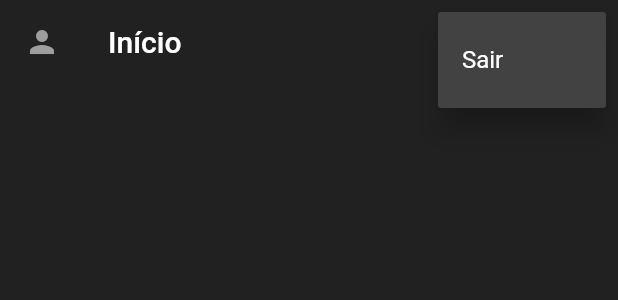
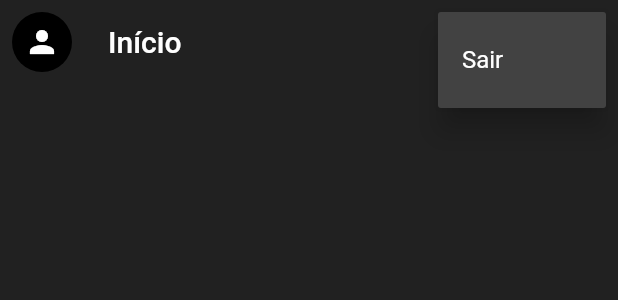
Before and after one commit to Mr-Martini/smart_porta, a Flutter app: the HomeAppBar widget shown alone on an empty page, opened directly, after a tap on the "more vert" icon, on a phone screen of 412 x 824 dp. Shown: the top 300 px of the screen. Run offline on Flutter 3.47's test engine with Material 2 defaults, Android fonts, the phone set to English and light mode, and no system bars; our stand-ins replace bloc, cloud_firestore, equatable, firebase_auth, firebase_core, flutter_bloc and 4 more; missing offline and left inert: flutter_barcode_scanner; accounts and stored records are empty.

Commit message:
added user_photo_bloc.dart

```diff
--- a/lib/features/core/exceptions/exceptions.dart
+++ b/lib/features/core/exceptions/exceptions.dart
@@ -6,3 +6,5 @@ class NoUserException implements Exception {}
 class QRCodeException implements Exception {}
 
 class QRCanceledException implements Exception {}
+
+class NoPhotoUrlException implements Exception {}
--- a/lib/features/core/failures/failure.dart
+++ b/lib/features/core/failures/failure.dart
@@ -16,3 +16,5 @@ class NoUserFailure extends Failure {}
 class QRCodeCanceledFailure extends Failure {}
 
 class QRCodeFailure extends Failure {}
+
+class NoPhotoUrlFailure extends Failure {}
--- /dev/null
+++ b/lib/features/core/usecases/usecase.dart
@@ -0,0 +1,6 @@
+import 'package:multiple_result/multiple_result.dart';
+import 'package:smart_porta/features/core/failures/failure.dart';
+
+abstract class UseCase<Type, Params> {
+  Result<Failure, Type> call(Params params);
+}
--- /dev/null
+++ b/lib/features/user_photo/data/data_sources/user_photo_remote_datasource.dart
@@ -0,0 +1,28 @@
+import 'package:firebase_auth/firebase_auth.dart';
+import 'package:smart_porta/features/core/exceptions/exceptions.dart';
+import 'package:smart_porta/features/user_photo/data/models/user_photo_model.dart';
+
+abstract class UserPhotoRemoteDataSource {
+  UserPhotoModel getPhoto();
+}
+
+class UserPhotoRemoteDataSourceImpl implements UserPhotoRemoteDataSource {
+
+  final FirebaseAuth auth;
+
+  UserPhotoRemoteDataSourceImpl({required this.auth});
+
+  @override
+  UserPhotoModel getPhoto() {
+
+    final User? user = auth.currentUser;
+
+    if (user == null) throw NoUserException();
+
+    final String? url = user.photoURL;
+
+    if (url == null) throw NoPhotoUrlException();
+
+    return UserPhotoModel.fromUrl(url);
+  }
+}
--- /dev/null
+++ b/lib/features/user_photo/data/repositories/user_photo_repository_impl.dart
@@ -0,0 +1,26 @@
+import 'package:multiple_result/multiple_result.dart';
+import 'package:smart_porta/features/core/exceptions/exceptions.dart';
+import 'package:smart_porta/features/core/failures/failure.dart';
+import 'package:smart_porta/features/user_photo/data/data_sources/user_photo_remote_datasource.dart';
+import 'package:smart_porta/features/user_photo/domain/entities/user_photo.dart';
+import 'package:smart_porta/features/user_photo/domain/repositories/user_photo_repository.dart';
+
+class UserPhotoRepositoryImpl implements UserPhotoRepository {
+  final UserPhotoRemoteDataSource dataSource;
+
+  UserPhotoRepositoryImpl({required this.dataSource});
+
+  @override
+  Result<Failure, UserPhoto> getPhoto() {
+    try {
+      final result = dataSource.getPhoto();
+      return Success(result);
+    } on NoUserException {
+      return Error(NoUserFailure());
+    } on NoPhotoUrlException {
+      return Error(NoPhotoUrlFailure());
+    } catch (err) {
+      return Error(UnknownFailure());
+    }
+  }
+}
--- /dev/null
+++ b/lib/features/user_photo/domain/entities/user_photo.dart
@@ -0,0 +1,12 @@
+import 'package:equatable/equatable.dart';
+
+class UserPhoto extends Equatable {
+
+  final String url;
+
+  UserPhoto({required this.url});
+
+  @override
+  List<Object?> get props => [url];
+
+}
--- /dev/null
+++ b/lib/features/user_photo/domain/use_cases/user_photo_usecase.dart
@@ -0,0 +1,19 @@
+import 'package:multiple_result/multiple_result.dart';
+import 'package:smart_porta/features/core/failures/failure.dart';
+import 'package:smart_porta/features/core/params/no_params.dart';
+import 'package:smart_porta/features/core/usecases/usecase.dart';
+import 'package:smart_porta/features/user_photo/domain/entities/user_photo.dart';
+import 'package:smart_porta/features/user_photo/domain/repositories/user_photo_repository.dart';
+
+class UserPhotoUseCase extends UseCase<UserPhoto, NoParams> {
+
+  final UserPhotoRepository repository;
+
+  UserPhotoUseCase({required this.repository});
+
+  @override
+  Result<Failure, UserPhoto> call(NoParams params) {
+    return repository.getPhoto();
+  }
+
+}
--- /dev/null
+++ b/lib/features/user_photo/presentation/bloc/user_photo_bloc.dart
@@ -0,0 +1,38 @@
+import 'dart:async';
+
+import 'package:bloc/bloc.dart';
+import 'package:equatable/equatable.dart';
+import 'package:multiple_result/multiple_result.dart';
+import 'package:smart_porta/features/core/failures/failure.dart';
+import 'package:smart_porta/features/core/params/no_params.dart';
+import 'package:smart_porta/features/user_photo/domain/entities/user_photo.dart';
+import 'package:smart_porta/features/user_photo/domain/use_cases/user_photo_usecase.dart';
+
+part 'user_photo_event.dart';
+part 'user_photo_state.dart';
+
+class UserPhotoBloc extends Bloc<UserPhotoEvent, UserPhotoState> {
+  final UserPhotoUseCase getPhoto;
+
+  UserPhotoBloc({
+    required this.getPhoto,
+  }) : super(UserPhotoInitial());
+
+  @override
+  Stream<UserPhotoState> mapEventToState(
+    UserPhotoEvent event,
+  ) async* {
+    if (event is UserPhotoGetPhoto) {
+      final result = getPhoto(NoParams());
+      yield* _eitherLoadedOrError(result);
+    }
+  }
+
+  Stream<UserPhotoState> _eitherLoadedOrError(
+      Result<Failure, UserPhoto> result) async* {
+    yield result.when(
+      (Failure failure) => UserPhotoError(failure: failure),
+      (UserPhoto user) => UserPhotoLoaded(url: user.url),
+    );
+  }
+}
--- /dev/null
+++ b/lib/features/user_photo/presentation/bloc/user_photo_event.dart
@@ -0,0 +1,10 @@
+part of 'user_photo_bloc.dart';
+
+abstract class UserPhotoEvent extends Equatable {
+  const UserPhotoEvent();
+}
+
+class UserPhotoGetPhoto extends UserPhotoEvent {
+  @override
+  List<Object?> get props => [];
+}
--- /dev/null
+++ b/lib/features/user_photo/presentation/bloc/user_photo_state.dart
@@ -0,0 +1,32 @@
+part of 'user_photo_bloc.dart';
+
+abstract class UserPhotoState extends Equatable {
+  const UserPhotoState();
+}
+
+class UserPhotoInitial extends UserPhotoState {
+  @override
+  List<Object> get props => [];
+}
+
+class UserPhotoLoaded extends UserPhotoState {
+
+  final String url;
+
+  UserPhotoLoaded({required this.url});
+
+  @override
+  List<Object?> get props => [url];
+
+}
+
+class UserPhotoError extends UserPhotoState {
+
+  final Failure failure;
+
+  UserPhotoError({required this.failure});
+
+  @override
+  List<Object?> get props => [failure];
+
+}
--- /dev/null
+++ b/lib/features/user_photo/presentation/widgets/user_photo_avatar.dart
@@ -0,0 +1,63 @@
+import 'package:flutter/material.dart';
+import 'package:flutter_bloc/flutter_bloc.dart';
+import 'package:smart_porta/dependency_injector.dart' show sl;
+import 'package:smart_porta/features/core/failures/failure.dart';
+import 'package:smart_porta/features/user_photo/presentation/bloc/user_photo_bloc.dart';
+
+class UserPhotoAvatar extends StatelessWidget {
+  const UserPhotoAvatar({Key? key}) : super(key: key);
+
+  @override
+  Widget build(BuildContext context) {
+    return BlocProvider(
+      create: (context) => sl.get<UserPhotoBloc>()..add(UserPhotoGetPhoto()),
+      child: Builder(
+        builder: (context) {
+          return BlocBuilder<UserPhotoBloc, UserPhotoState>(
+            builder: (context, state) {
+              if (state is UserPhotoLoaded) {
+                return Padding(
+                  padding: const EdgeInsets.all(8.0),
+                  child: CircleAvatar(
+                    backgroundImage: NetworkImage(state.url),
+                    backgroundColor: Colors.transparent,
+                  ),
+                );
+              } else if (state is UserPhotoError) {
+                final Failure failure = state.failure;
+
+                if (failure is NoUserFailure) {
+                  return Padding(
+                    padding: const EdgeInsets.all(8.0),
+                    child: Text("Deslogado"),
+                  );
+                } else if (failure is NoPhotoUrlFailure) {
+                  return Padding(
+                    padding: const EdgeInsets.all(8.0),
+                    child: CircleAvatar(
+                      child: Icon(Icons.person),
+                    ),
+                  );
+                }
+
+                return Padding(
+                  padding: const EdgeInsets.all(8.0),
+                  child: CircleAvatar(
+                    child: Icon(Icons.error),
+                  ),
+                );
+              }
+
+              return Padding(
+                padding: const EdgeInsets.all(8.0),
+                child: CircleAvatar(
+                  child: Icon(Icons.person),
+                ),
+              );
+            },
+          );
+        },
+      ),
+    );
+  }
+}
--- a/lib/home_app_bar.dart
+++ b/lib/home_app_bar.dart
@@ -2,6 +2,7 @@ import 'package:flutter/material.dart';
 import 'package:firebase_auth/firebase_auth.dart';
 import 'package:google_sign_in/google_sign_in.dart';
 import 'package:flutter/services.dart';
+import 'package:smart_porta/features/user_photo/presentation/widgets/user_photo_avatar.dart';
 
 enum Options { profile, menu, sair, entrar }
 
@@ -63,7 +64,6 @@ class _HomeAppBarState extends State<HomeAppBar> {
           ),
           onPressed: _signIn,
         );
-        break;
       case Options.sair:
         return TextButton(
           child: Text(
@@ -150,7 +150,7 @@ class _HomeAppBarState extends State<HomeAppBar> {
   @override
   Widget build(BuildContext context) {
     return AppBar(
-      leading: userInfo(Options.profile),
+      leading: UserPhotoAvatar(),
       title: Text('Início'),
       actions: [
         userInfo(Options.menu),
--- a/lib/screens/dashboard.dart
+++ b/lib/screens/dashboard.dart
@@ -13,7 +13,7 @@ class DashboardScreen extends StatelessWidget {
   Widget build(BuildContext context) {
     return Scaffold(
       appBar: HomeAppBar(),
-      body: HomeBody(),
+      body: DashboardBody(),
       floatingActionButton: ScanDeviceButton(),
     );
   }
```
Also changed, not shown: lib/dependency_injector.dart (+32 -0 lines), lib/features/user_photo/data/models/user_photo_model.dart (added, +15 -0 lines), lib/features/user_photo/domain/repositories/user_photo_repository.dart (added, +7 -0 lines), lib/home_body.dart (+13 -7 lines).
